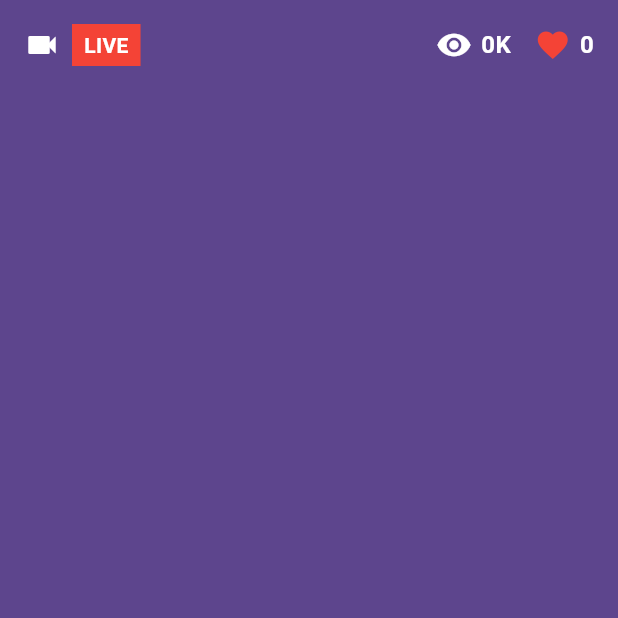
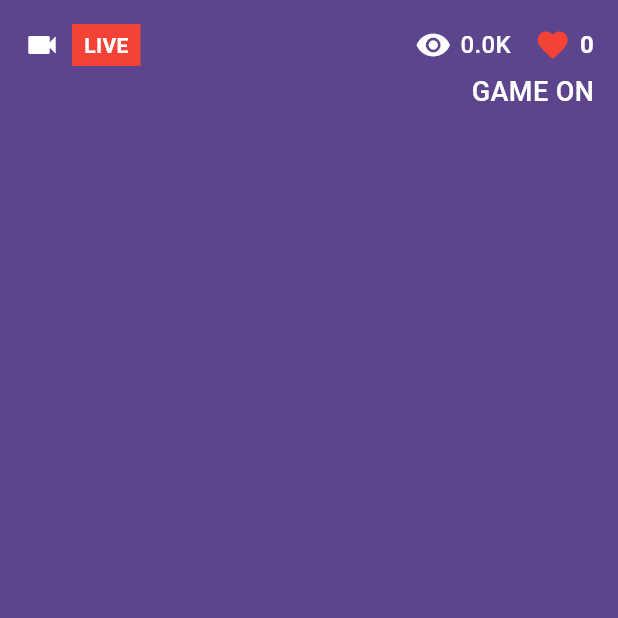
Before and after one commit to manil-123/quiz_practice, a Flutter app: the screen it shows after launch, on a phone screen of 412 x 824 dp, the top half of it. Run offline on Flutter 3.47's test engine with Material 2 defaults, Android fonts, the phone set to English and light mode, and no system bars; our stand-ins replace flutter_bloc, freezed_annotation, get_it, injectable, shared_preferences.

Commit message:
game status

```diff
--- a/lib/screens/game_screen.dart
+++ b/lib/screens/game_screen.dart
@@ -1,6 +1,7 @@
 import 'package:flutter/material.dart';
 import 'package:quiz_practice/constants/colors.dart';
 import 'package:quiz_practice/widgets/game_header.dart';
+import 'package:quiz_practice/widgets/game_status.dart';
 
 class GameScreen extends StatefulWidget {
   const GameScreen({super.key});
@@ -18,8 +19,15 @@ class _GameScreenState extends State<GameScreen> {
         child: Padding(
           padding: EdgeInsets.all(16.0),
           child: Column(
+            crossAxisAlignment: CrossAxisAlignment.start,
             children: [
               GameHeader(),
+              SizedBox(
+                height: 4.0,
+              ),
+              GameStatus(
+                status: 0,
+              ),
             ],
           ),
         ),
--- a/lib/widgets/game_header.dart
+++ b/lib/widgets/game_header.dart
@@ -58,11 +58,11 @@ class GameHeader extends StatelessWidget {
               width: 6,
             ),
             Text(
-              '0K',
+              '0.0K',
               style: TextStyle(
                 color: Colors.white,
                 fontSize: 16,
-                fontWeight: FontWeight.w600,
+                fontWeight: FontWeight.w500,
               ),
             ),
           ],
--- /dev/null
+++ b/lib/widgets/game_status.dart
@@ -0,0 +1,24 @@
+import 'package:flutter/material.dart';
+
+class GameStatus extends StatelessWidget {
+  const GameStatus({
+    super.key,
+    required this.status,
+  });
+  final int status;
+
+  @override
+  Widget build(BuildContext context) {
+    return Align(
+      alignment: Alignment.centerRight,
+      child: Text(
+        status == 0 ? 'GAME ON' : 'GAME OVER',
+        style: TextStyle(
+          color: status == 0 ? Colors.white : Colors.red,
+          fontSize: 18,
+          fontWeight: FontWeight.w500,
+        ),
+      ),
+    );
+  }
+}
```
